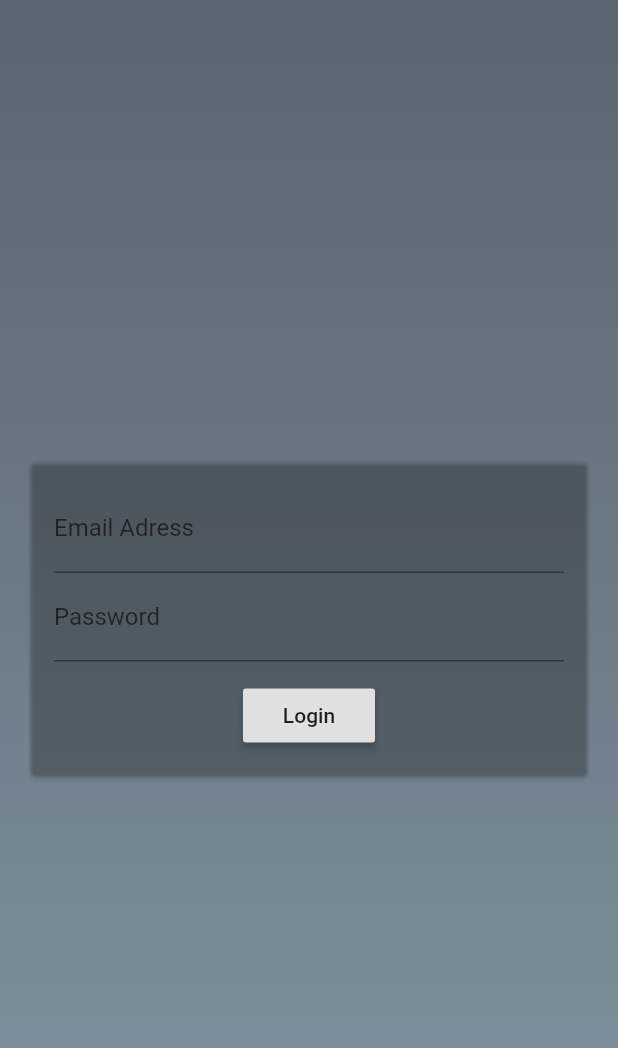
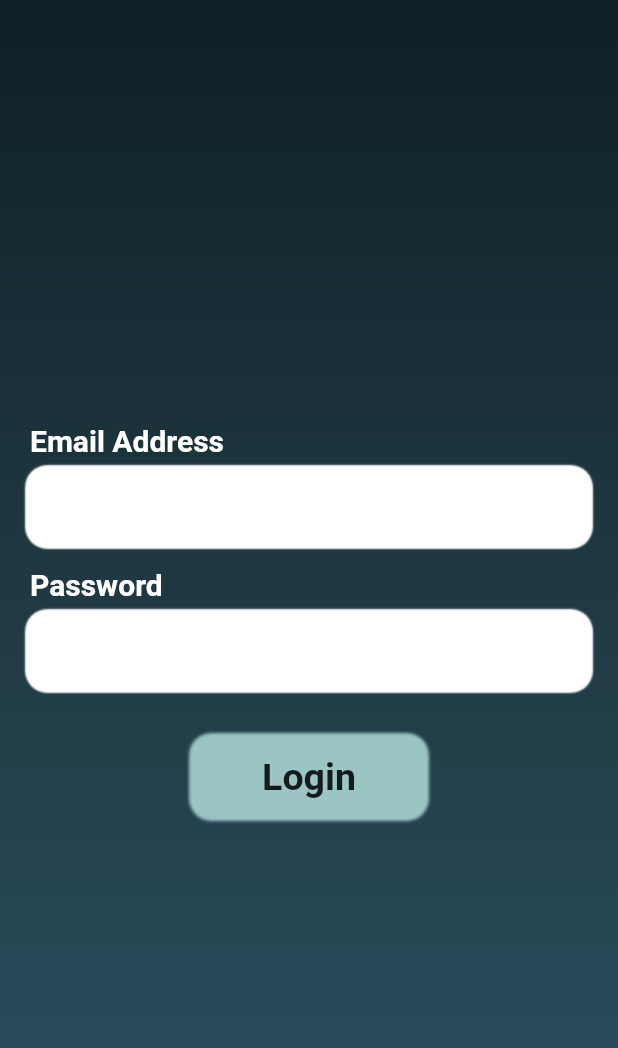
Before and after one commit to Harshit0105/Online-Attendance-System, a Flutter app: the screen it shows after launch, on a phone screen of 412 x 824 dp. Shown: the top 1048 px of the screen. Run offline on Flutter 3.47's test engine with Material 2 defaults, Android fonts, the phone set to English and light mode, and no system bars; our stand-ins replace firebase_auth, firebase_core; accounts and stored records are empty; Roboto replaces fonts that are missing (PottaOne, YuseiMagic).

Commit message:
Login UI

```diff
--- a/lib/main.dart
+++ b/lib/main.dart
@@ -29,7 +29,7 @@ class _MyAppState extends State<MyApp> {
       theme: ThemeData(
         primarySwatch: Colors.blue,
         visualDensity: VisualDensity.adaptivePlatformDensity,
-        fontFamily: "PottaOne",
+        fontFamily: "YuseiMagic",
       ),
       home: FutureBuilder(
         future: Firebase.initializeApp(),
--- a/lib/screen/authScreen.dart
+++ b/lib/screen/authScreen.dart
@@ -1,10 +1,7 @@
 import 'package:firebase_auth/firebase_auth.dart';
-import 'package:flutter/services.dart';
+import 'package:flutter/material.dart';
 
 import '../widgets/AuthForm.dart';
-import '../model/Colors.dart';
-//AuthScreen
-import 'package:flutter/material.dart';
 
 class AuthScreen extends StatefulWidget {
   AuthScreen({Key key}) : super(key: key);
@@ -50,16 +47,24 @@ class _AuthScreenState extends State<AuthScreen> {
   @override
   Widget build(BuildContext context) {
     return Scaffold(
-      backgroundColor: Colors.blueGrey,
       body: Container(
         decoration: BoxDecoration(
           gradient: LinearGradient(
-              begin: Alignment.topCenter,
-              end: Alignment.bottomCenter,
-              colors: [
-                Color.fromRGBO(89, 84, 97, 0.58),
-                Color.fromRGBO(147, 162, 171, 0.67)
-              ]),
+            begin: Alignment.topCenter,
+            end: Alignment.bottomCenter,
+            colors: [
+              ///////
+              Color(0xff0F2027),
+              Color(0xff203A43),
+              Color(0xff2C5364),
+              //////
+              // Color(0xff4B79A1),
+              // Color(0xff283E51),
+              //////
+              // Color(0xff616161),
+              // Color(0xff9bc5c3),
+            ],
+          ),
         ),
         child: AuthForm(
           _saveAuthForm,
--- a/lib/widgets/AuthForm.dart
+++ b/lib/widgets/AuthForm.dart
@@ -8,6 +8,7 @@ class AuthForm extends StatefulWidget {
     String password,
     BuildContext ctx,
   ) submitFn;
+
   @override
   _AuthFormState createState() => _AuthFormState();
 }
@@ -16,6 +17,8 @@ class _AuthFormState extends State<AuthForm> {
   final _formKey = GlobalKey<FormState>();
   String _userEmail = '';
   String _userPassword = '';
+  FocusNode _passwordFocus;
+  FocusNode _emailFocus;
 
   void _trySubmit() {
     final isValid = _formKey.currentState.validate();
@@ -32,25 +35,55 @@ class _AuthFormState extends State<AuthForm> {
 
   @override
   Widget build(BuildContext context) {
-    return Center(
-      child: Card(
-        color: Colors.transparent,
-        margin: EdgeInsets.all(20),
+    final node = FocusScope.of(context);
+    return Container(
+      child: Center(
         child: SingleChildScrollView(
           child: Padding(
-            padding: EdgeInsets.all(16),
+            padding: EdgeInsets.all(20),
             child: Form(
               key: _formKey,
               child: Column(
                 mainAxisSize: MainAxisSize.min,
-                children: <Widget>[
+                mainAxisAlignment: MainAxisAlignment.center,
+                children: [
+                  Container(
+                    child: Column(
+                      mainAxisAlignment: MainAxisAlignment.start,
+                      crossAxisAlignment: CrossAxisAlignment.start,
+                      children: [
+                        Text(
+                          "Email Address",
+                          style: TextStyle(
+                            color: Colors.white,
+                            fontSize: 20,
+                            fontWeight: FontWeight.bold,
+                          ),
+                        ),
+                        SizedBox(
+                          height: 8,
+                        ),
                         Container(
                           decoration: BoxDecoration(
-                      borderRadius: BorderRadius.all(
-                        Radius.circular(15),
+                            boxShadow: [
+                              BoxShadow(
+                                  blurRadius: 0.2,
+                                  color: Colors.white,
+                                  spreadRadius: 3)
+                            ],
+                            color: Colors.white,
+                            borderRadius: new BorderRadius.circular(15),
                           ),
+                          child: Padding(
+                            padding: const EdgeInsets.only(
+                              left: 10,
+                              right: 10,
+                              bottom: 2,
                             ),
                             child: TextFormField(
+                              textInputAction: TextInputAction.next,
+                              onEditingComplete: () => node.nextFocus(),
+                              focusNode: _emailFocus,
                               key: ValueKey('email'),
                               validator: (value) {
                                 if (value.isEmpty ||
@@ -62,14 +95,58 @@ class _AuthFormState extends State<AuthForm> {
                               },
                               keyboardType: TextInputType.emailAddress,
                               decoration: InputDecoration(
-                        labelText: 'Email Adress',
+                                border: InputBorder.none,
+                                focusColor: Colors.black,
                               ),
                               onSaved: (value) {
                                 _userEmail = value;
                               },
                             ),
                           ),
-                  TextFormField(
+                        )
+                      ],
+                    ),
+                  ),
+                  SizedBox(
+                    height: 15,
+                  ),
+                  Container(
+                    child: Column(
+                      mainAxisAlignment: MainAxisAlignment.start,
+                      crossAxisAlignment: CrossAxisAlignment.start,
+                      children: [
+                        Text(
+                          "Password",
+                          style: TextStyle(
+                            color: Colors.white,
+                            fontSize: 20,
+                            fontWeight: FontWeight.bold,
+                          ),
+                        ),
+                        SizedBox(
+                          height: 8,
+                        ),
+                        Container(
+                          decoration: BoxDecoration(
+                            boxShadow: [
+                              BoxShadow(
+                                  blurRadius: 0.2,
+                                  color: Colors.white,
+                                  spreadRadius: 3)
+                            ],
+                            color: Colors.white,
+                            borderRadius: new BorderRadius.circular(15),
+                          ),
+                          child: Padding(
+                            padding: const EdgeInsets.only(
+                              left: 10,
+                              right: 10,
+                              bottom: 2,
+                            ),
+                            child: TextFormField(
+                              textInputAction: TextInputAction.done,
+                              onEditingComplete: () => node.unfocus(),
+                              focusNode: _passwordFocus,
                               key: ValueKey('password'),
                               validator: (value) {
                                 if (value.isEmpty || value.length != 10) {
@@ -78,21 +155,48 @@ class _AuthFormState extends State<AuthForm> {
                                 return null;
                               },
                               decoration: InputDecoration(
-                      labelText: 'Password',
+                                border: InputBorder.none,
                               ),
                               obscureText: true,
                               onSaved: (value) {
                                 _userPassword = value;
                               },
                             ),
+                          ),
+                        ),
+                      ],
+                    ),
+                  ),
                   SizedBox(
-                    height: 12,
+                    height: 35,
                   ),
-                  if (widget.isLoading) CircularProgressIndicator(),
-                  if (!widget.isLoading)
-                    RaisedButton(
+                  Container(
+                    width: 150,
+                    decoration: BoxDecoration(
+                      boxShadow: [
+                        BoxShadow(
+                          blurRadius: 1,
+                          color: Color(0xff9bc5c3),
+                          spreadRadius: 5,
+                        )
+                      ],
+                      color: Color(0xff9bc5c3),
+                      borderRadius: new BorderRadius.circular(15),
+                    ),
+                    child: widget.isLoading
+                        ? Center(
+                            child: CircularProgressIndicator(),
+                          )
+                        : FlatButton(
                             onPressed: _trySubmit,
-                      child: Text("Login"),
+                            child: Text(
+                              "Login",
+                              style: TextStyle(
+                                fontSize: 25,
+                                fontWeight: FontWeight.bold,
+                              ),
+                            ),
+                          ),
                   ),
                 ],
               ),
```
Lines whose indentation alone changed are shown as unchanged.
